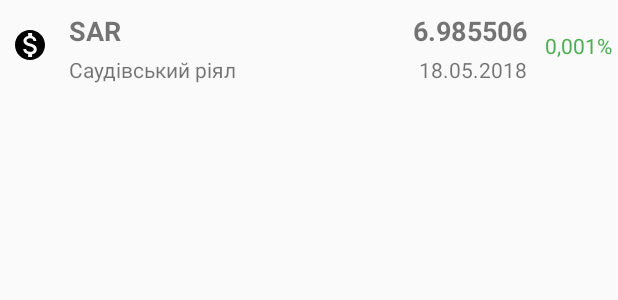
After one commit to fanat094/NationalBankUaInfo, an Android app: the layout test_rate_foreign_currencies_item.xml on its own in the app's theme, with its tools: preview values and no code run, on a phone screen of 412 x 824 dp. The commit adds this screen. Shown: the top 300 px of the screen. Run offline under Robolectric (Android 15) with nearby library versions, the phone set to English and light mode, and no system bars.

Commit message:
Correct Sort and Date

```diff
--- a/app/src/main/AndroidManifest.xml
+++ b/app/src/main/AndroidManifest.xml
@@ -7,7 +7,7 @@
     <application
         android:allowBackup="true"
         android:name=".BaseApplication"
-        android:icon="@mipmap/ic_launcher"
+        android:icon="@mipmap/ic_icon_nationalbankuainfo"
         android:label="@string/app_name"
         android:roundIcon="@mipmap/ic_launcher_round"
         android:supportsRtl="true"
--- /dev/null
+++ b/app/src/main/res/layout/test_rate_foreign_currencies_item.xml
@@ -0,0 +1,81 @@
+<?xml version="1.0" encoding="utf-8"?>
+<android.support.constraint.ConstraintLayout
+    xmlns:android="http://schemas.android.com/apk/res/android"
+    xmlns:app="http://schemas.android.com/apk/res-auto"
+    xmlns:tools="http://schemas.android.com/tools"
+    android:layout_width="match_parent"
+    android:layout_height="wrap_content">
+
+    <TextView
+        android:id="@+id/name_cc_currency"
+        android:layout_width="wrap_content"
+        android:layout_height="wrap_content"
+        android:layout_marginStart="14dp"
+        android:layout_marginTop="8dp"
+        android:text="SAR"
+        android:textSize="18sp"
+        android:textStyle="bold"
+        app:layout_constraintStart_toEndOf="@+id/image_view_currency"
+        app:layout_constraintTop_toTopOf="parent" />
+
+    <TextView
+        android:id="@+id/name_currency"
+        android:layout_width="wrap_content"
+        android:layout_height="wrap_content"
+        android:layout_marginBottom="4dp"
+        android:layout_marginStart="14dp"
+        android:layout_marginTop="4dp"
+        android:text="Саудівський рiял"
+        app:layout_constraintBottom_toBottomOf="parent"
+        app:layout_constraintStart_toEndOf="@+id/image_view_currency"
+        app:layout_constraintTop_toBottomOf="@+id/name_cc_currency" />
+
+    <TextView
+        android:id="@+id/rate_currency"
+        android:layout_width="wrap_content"
+        android:layout_height="wrap_content"
+        android:layout_marginTop="8dp"
+        android:text="6.985506"
+        android:textSize="18sp"
+        android:textStyle="bold"
+        app:layout_constraintEnd_toEndOf="@+id/date_currency"
+        app:layout_constraintTop_toTopOf="parent" />
+
+    <TextView
+        android:id="@+id/date_currency"
+        android:layout_width="wrap_content"
+        android:layout_height="wrap_content"
+        android:layout_marginBottom="4dp"
+        android:layout_marginEnd="12dp"
+        android:layout_marginStart="8dp"
+        android:text="18.05.2018"
+        app:layout_constraintBottom_toBottomOf="parent"
+        app:layout_constraintEnd_toStartOf="@+id/difference_currency"
+        app:layout_constraintHorizontal_bias="1.0"
+        app:layout_constraintStart_toEndOf="@+id/name_currency" />
+
+    <ImageView
+        android:id="@+id/image_view_currency"
+        android:layout_width="wrap_content"
+        android:layout_height="wrap_content"
+        android:layout_marginBottom="8dp"
+        android:layout_marginStart="8dp"
+        android:layout_marginTop="8dp"
+        app:layout_constraintBottom_toBottomOf="parent"
+        app:layout_constraintStart_toStartOf="parent"
+        app:layout_constraintTop_toTopOf="parent"
+        app:srcCompat="@drawable/ic_monetization_on_black_24dp" />
+
+    <TextView
+        android:id="@+id/difference_currency"
+        android:layout_width="wrap_content"
+        android:layout_height="wrap_content"
+        android:layout_marginBottom="8dp"
+        android:layout_marginEnd="4dp"
+        android:layout_marginTop="8dp"
+        android:text="0,001%"
+        android:textColor="@color/colorPrimary"
+        app:layout_constraintBottom_toBottomOf="parent"
+        app:layout_constraintEnd_toEndOf="parent"
+        app:layout_constraintTop_toTopOf="parent" />
+</android.support.constraint.ConstraintLayout>
```
Also changed, not shown: app/src/main/java/com/yamschikov/dima/nationalbankuainfo/SharedPreferencesStorage.java (added, +110 -0 lines), app/src/main/java/com/yamschikov/dima/nationalbankuainfo/rateforeigncurrencies/RateForeignCurrenciesAdapter.java (+111 -10 lines), app/src/main/java/com/yamschikov/dima/nationalbankuainfo/rateforeigncurrencies/RateForeignCurrenciesFragment.java (+37 -6 lines), app/src/main/ic_icon_nationalbankuainfo-web.png (added), app/src/main/res/mipmap-hdpi/ic_icon_nationalbankuainfo.png (added), app/src/main/res/mipmap-mdpi/ic_icon_nationalbankuainfo.png (added), app/src/main/res/mipmap-xhdpi/ic_icon_nationalbankuainfo.png (added), app/src/main/res/mipmap-xxhdpi/ic_icon_nationalbankuainfo.png (added), app/src/main/res/mipmap-xxxhdpi/ic_icon_nationalbankuainfo.png (added).
